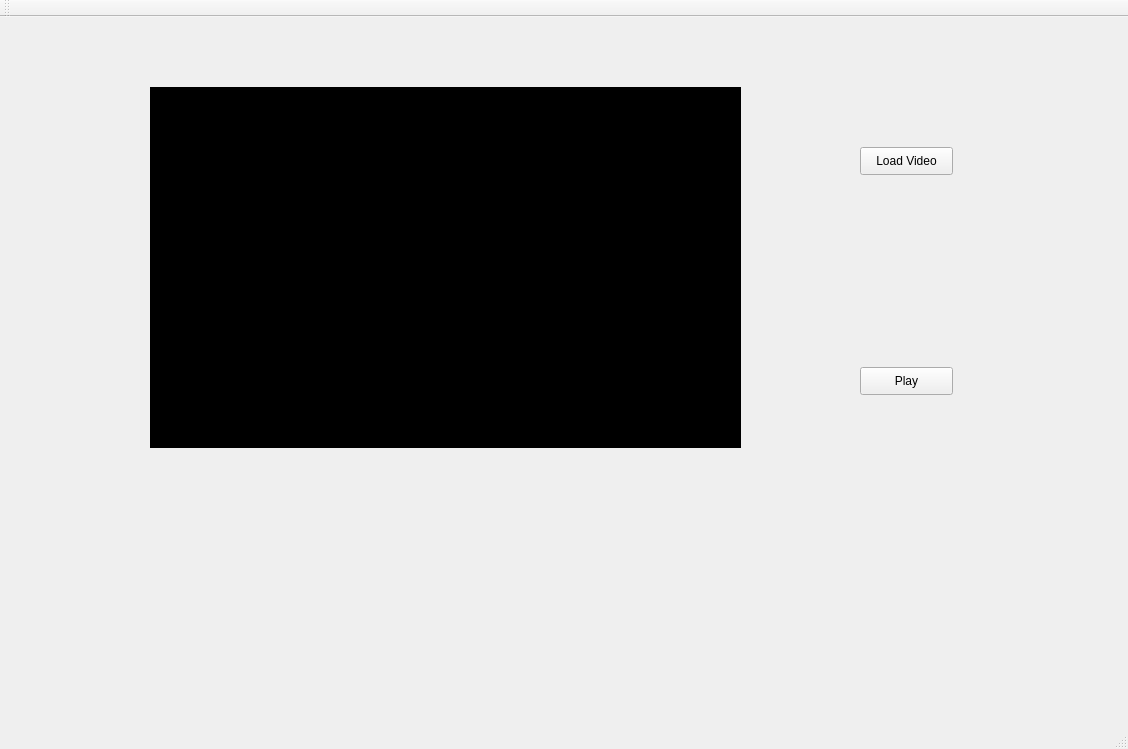
Before: the Qt Designer form Video_play/Video_play/video_play.ui in sailisanke/Ultrasound_online_software_0.00, drawn with Qt 5.
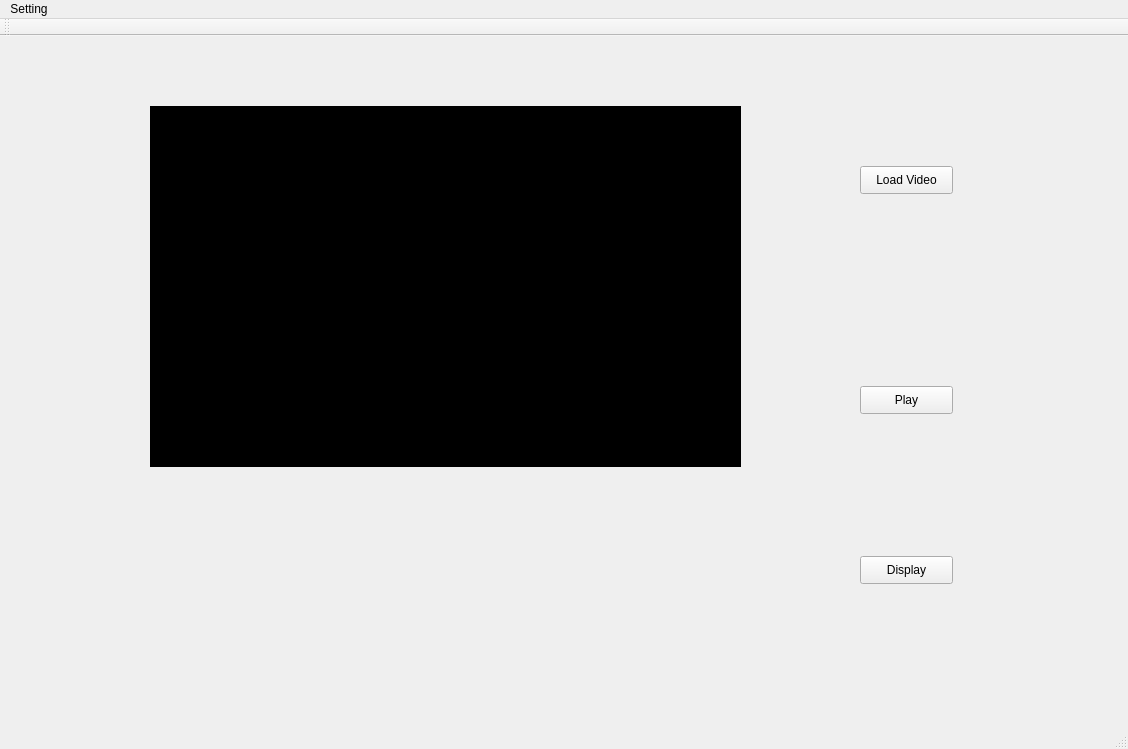
After: the same form once the commit is applied.

Diff of the .ui file:
```diff
--- a/Video_play/Video_play/video_play.ui
+++ b/Video_play/Video_play/video_play.ui
@@ -59,6 +59,32 @@
      <string/>
     </property>
    </widget>
+   <widget class="QLabel" name="dispalyMessage">
+    <property name="geometry">
+     <rect>
+      <x>150</x>
+      <y>540</y>
+      <width>591</width>
+      <height>16</height>
+     </rect>
+    </property>
+    <property name="text">
+     <string/>
+    </property>
+   </widget>
+   <widget class="QPushButton" name="DisplayDatafromDialog">
+    <property name="geometry">
+     <rect>
+      <x>860</x>
+      <y>520</y>
+      <width>93</width>
+      <height>28</height>
+     </rect>
+    </property>
+    <property name="text">
+     <string>Display</string>
+    </property>
+   </widget>
   </widget>
   <widget class="QMenuBar" name="menuBar">
    <property name="geometry">
@@ -69,6 +95,13 @@
      <height>26</height>
     </rect>
    </property>
+   <widget class="QMenu" name="menuSetting">
+    <property name="title">
+     <string>Setting</string>
+    </property>
+    <addaction name="actionFeature"/>
+   </widget>
+   <addaction name="menuSetting"/>
   </widget>
   <widget class="QToolBar" name="mainToolBar">
    <attribute name="toolBarArea">
```
Left out of the diff: 24 changed lines with no effect on the pictures.
